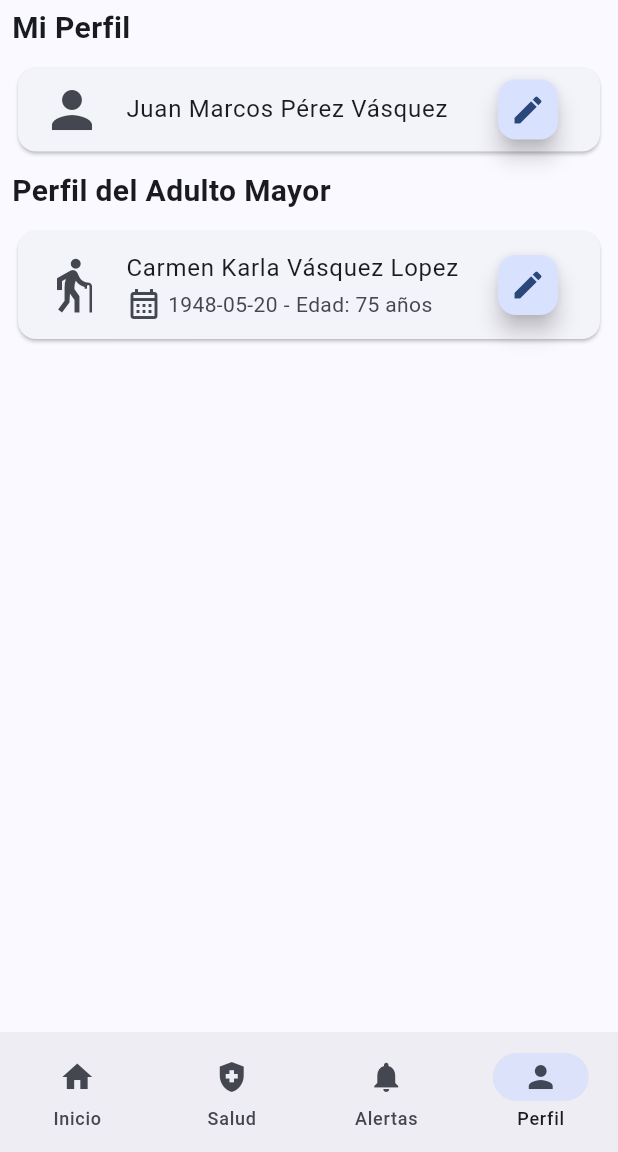
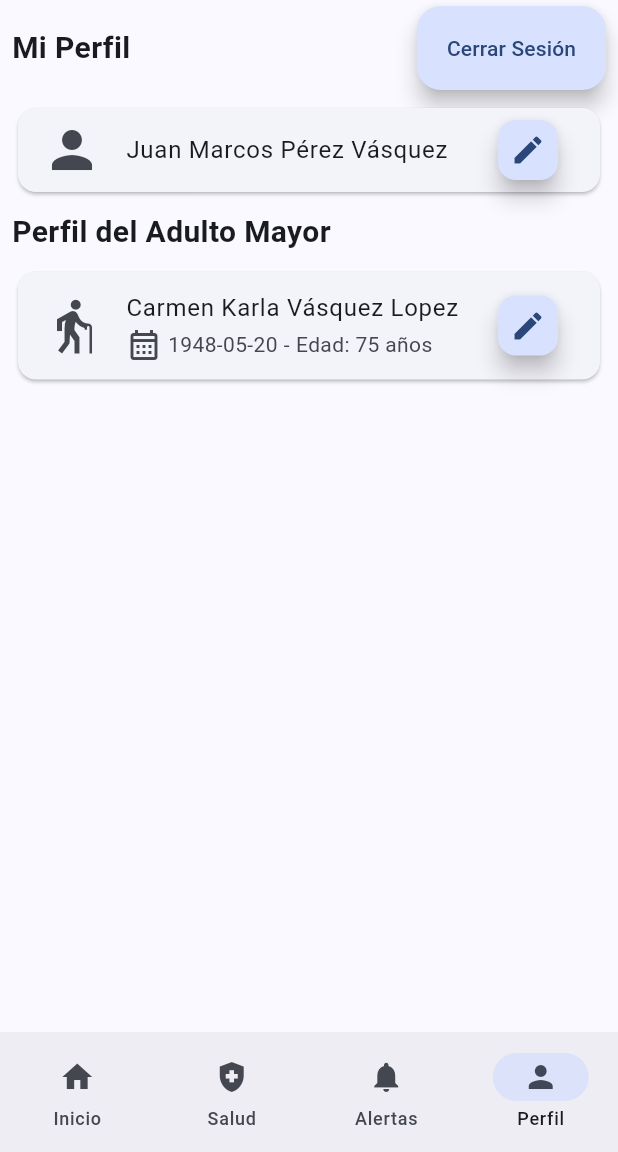
Before and after one commit to Oswaldo-Alberto-Cabrejos-Ronceros/apucha-watch-frontend-flutter, a Flutter app: the HomeUserScreen screen opened by its route, item 4 of the bottom bar chosen, on a phone screen of 412 x 824 dp, the part 84-1236 px from its top. Run offline on Flutter 3.47's test engine with Material 3 defaults, Android fonts, the phone set to English and light mode, and no system bars; our stand-ins replace dio, flutter_dotenv, flutter_riverpod, google_maps_flutter, socket_io_client.

Commit message:
feat:desarrollo de opcion cerrar sesion en pergil user screen

```diff
--- a/lib/features/auth/presentation/screens/login_screen.dart
+++ b/lib/features/auth/presentation/screens/login_screen.dart
@@ -104,7 +104,7 @@ class _LoginScreenState extends ConsumerState<LoginScreen> {
                 Center(child: Text('¿No tienes una cuenta?')),
                 TextButton(
                   onPressed: () {
-                    Navigator.pushNamed(context, '/navigator');
+                    Navigator.pushNamed(context, '/register');
                   },
                   child: Text('Regístrate'),
                 ),
--- a/lib/screens/perfil_user/perfil_user_screen.dart
+++ b/lib/screens/perfil_user/perfil_user_screen.dart
@@ -1,4 +1,5 @@
 import 'package:apucha_watch_movil/screens/perfil_user/widgets/carer_perfil_card.dart';
+import 'package:apucha_watch_movil/screens/perfil_user/widgets/confirm_out_session_alert_dialog.dart';
 import 'package:apucha_watch_movil/screens/perfil_user/widgets/senior_citizen_perfil_card.dart';
 import 'package:flutter/material.dart';
 
@@ -11,9 +12,23 @@ class PerfilUserScreen extends StatelessWidget {
       crossAxisAlignment: CrossAxisAlignment.start,
       spacing: 8,
       children: [
-        Text(
-          'Mi Perfil',
-          style: TextStyle(fontSize: 20, fontWeight: FontWeight.bold),
+        Row(
+          mainAxisAlignment: MainAxisAlignment.spaceBetween,
+          children: [
+            Text(
+              'Mi Perfil',
+              style: TextStyle(fontSize: 20, fontWeight: FontWeight.bold),
+            ),
+            FloatingActionButton.extended(
+              onPressed: () {
+                showDialog(
+                  context: context,
+                  builder: (context) => ConfirmOutSessionAlertDialog(),
+                );
+              },
+              label: Text('Cerrar Sesión'),
+            ),
+          ],
         ),
         CarerPerfilCard(names: 'Juan Marcos', lastnames: 'Pérez Vásquez'),
         Text(
```
Also changed, not shown: lib/screens/perfil_user/widgets/confirm_out_session_alert_dialog.dart (added, +33 -0 lines).
